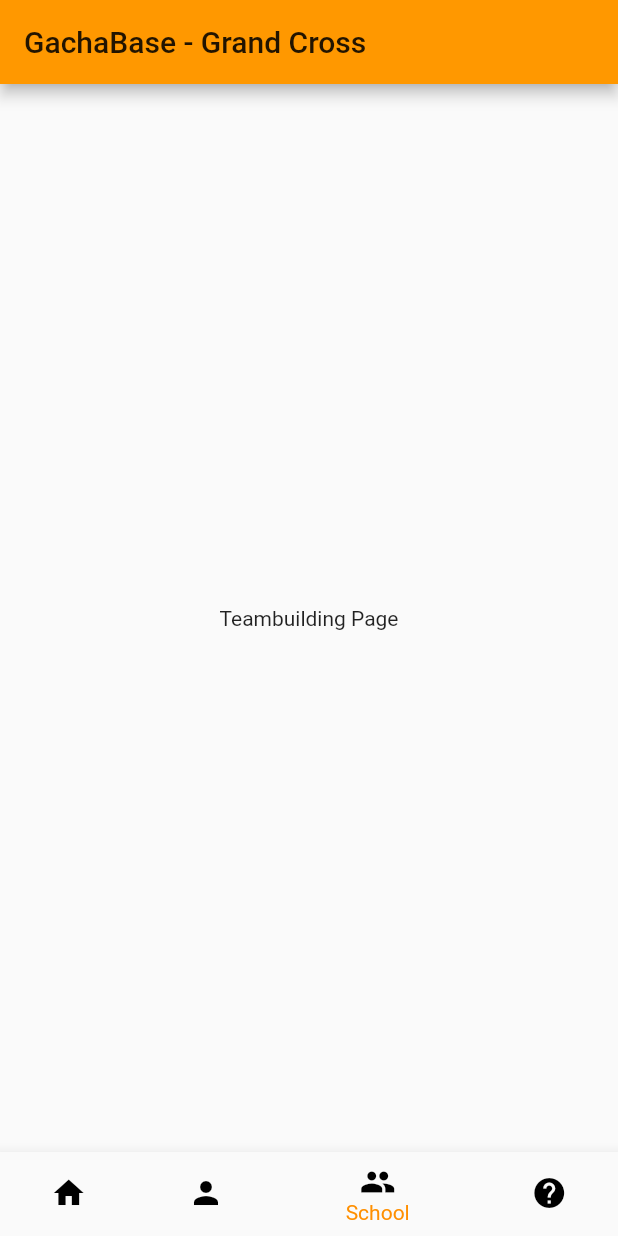
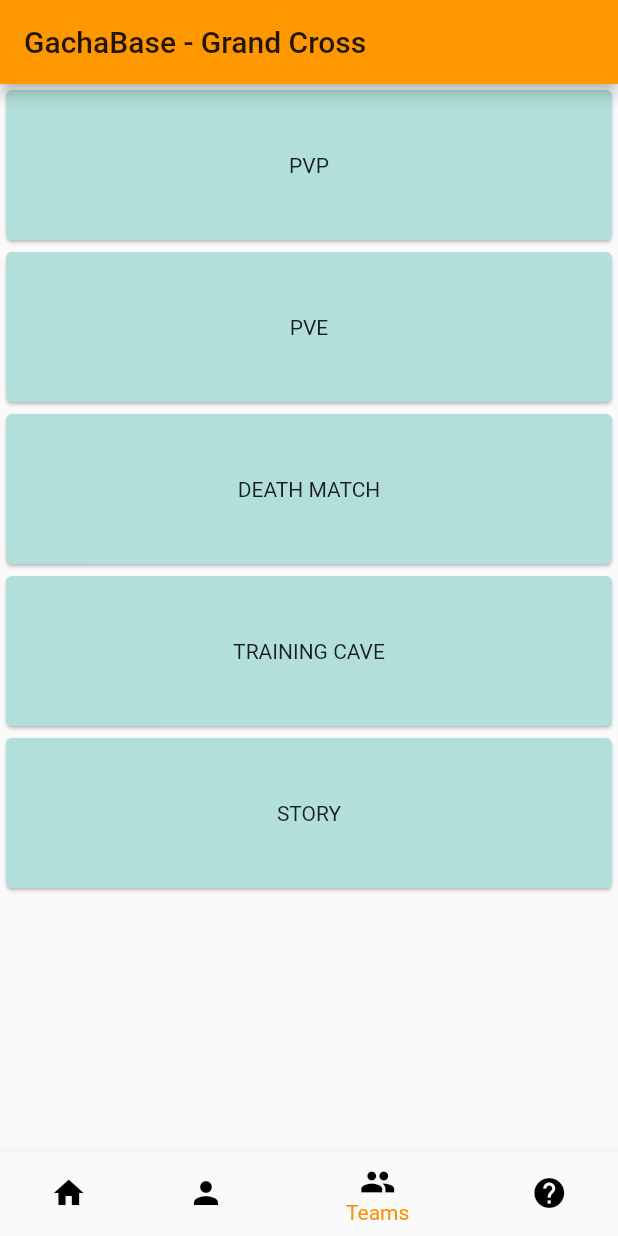
Before and after one commit to tomkastek/GachaBase, a Flutter app: the screen it shows after launch, item 3 of the bottom bar chosen, on a phone screen of 412 x 824 dp. Run offline on Flutter 3.47's test engine with Material 2 defaults, Android fonts, the phone set to English and light mode, and no system bars.

Commit message:
initialized heroes and team page

```diff
--- a/lib/characters_page.dart
+++ b/lib/characters_page.dart
@@ -5,8 +5,14 @@ class CharactersPage extends StatelessWidget {
 
   @override
   Widget build(BuildContext context) {
-    return Container(
-      child: Text('CharactersPage'),
-    );
+    return GridView.builder(
+        gridDelegate:
+            SliverGridDelegateWithFixedCrossAxisCount(crossAxisCount: 6),
+        itemBuilder: (context, index) {
+          return Card(
+            child: Text('i'),
+          );
+        },
+    itemCount: 80,);
   }
 }
--- a/lib/main.dart
+++ b/lib/main.dart
@@ -1,7 +1,7 @@
 import 'package:app/characters_page.dart';
 import 'package:app/guides_page.dart';
 import 'package:app/home_page.dart';
-import 'package:app/teambuildings_page.dart';
+import 'package:app/teambuilding_page.dart';
 import 'package:flutter/material.dart';
 
 void main() {
@@ -33,11 +33,10 @@ class MyHomePage extends StatefulWidget {
 
 class _MyHomePageState extends State<MyHomePage> {
   int _selectedIndex = 0;
-  static const TextStyle optionStyle = TextStyle(fontSize: 30, fontWeight: FontWeight.bold);
   static const List<Widget> _widgetOptions = <Widget>[
     HomePage(),
     CharactersPage(),
-    TeambuildingsPage(),
+    TeambuildingPage(),
     GuidesPage(),
   ];
 
@@ -69,15 +68,15 @@ class _MyHomePageState extends State<MyHomePage> {
         ),
         BottomNavigationBarItem(
           icon: Icon(Icons.person, color: Colors.black),
-          title: Text('Business'),
+          title: Text('Heroes'),
         ),
         BottomNavigationBarItem(
           icon: Icon(Icons.group, color: Colors.black),
-          title: Text('School'),
+          title: Text('Teams'),
         ),
         BottomNavigationBarItem(
           icon: Icon(Icons.help, color: Colors.black),
-          title: Text('School'),
+          title: Text('Tips'),
         ),
       ],
       currentIndex: _selectedIndex,
--- /dev/null
+++ b/lib/teambuilding_page.dart
@@ -0,0 +1,41 @@
+import 'package:flutter/material.dart';
+
+class TeambuildingPage extends StatelessWidget {
+  const TeambuildingPage();
+
+  @override
+  Widget build(BuildContext context) {
+    return ListView(
+      children: <Widget>[TeambuildingCard(title: 'PVP'),
+        TeambuildingCard(title: 'PVE'),
+        TeambuildingCard(title: 'DEATH MATCH'),
+        TeambuildingCard(title: 'TRAINING CAVE'),
+        TeambuildingCard(title: 'STORY')
+
+      ],
+    );
+  }
+}
+
+class TeambuildingCard extends StatelessWidget {
+  const TeambuildingCard({
+    Key key, this.title,
+  }) : super(key: key);
+
+  final String title;
+
+  @override
+  Widget build(BuildContext context) {
+    return Card(
+      child: Container(
+        height: 100,
+        child: Column(
+          mainAxisAlignment: MainAxisAlignment.center,
+          crossAxisAlignment: CrossAxisAlignment.center,
+          children: [Text(title)],
+        ),
+      ),
+      color: Colors.teal[100],
+    );
+  }
+}
--- a/lib/teambuildings_page.dart
+++ /dev/null
@@ -1,12 +0,0 @@
-import 'package:flutter/material.dart';
-
-class TeambuildingsPage extends StatelessWidget {
-  const TeambuildingsPage();
-
-  @override
-  Widget build(BuildContext context) {
-    return Container(
-      child: Text('Teambuilding Page'),
-    );
-  }
-}
```
Also changed, not shown: pubspec.lock.
